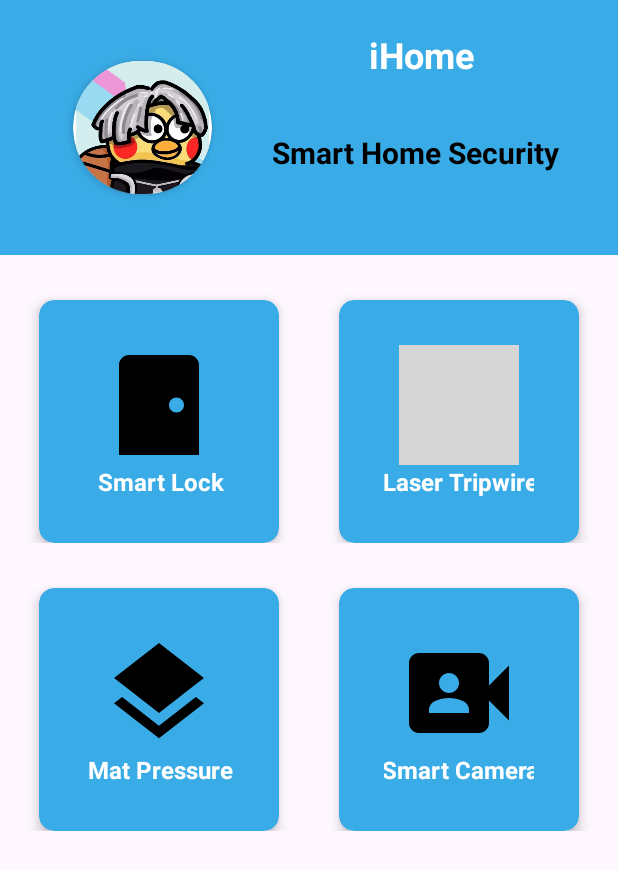
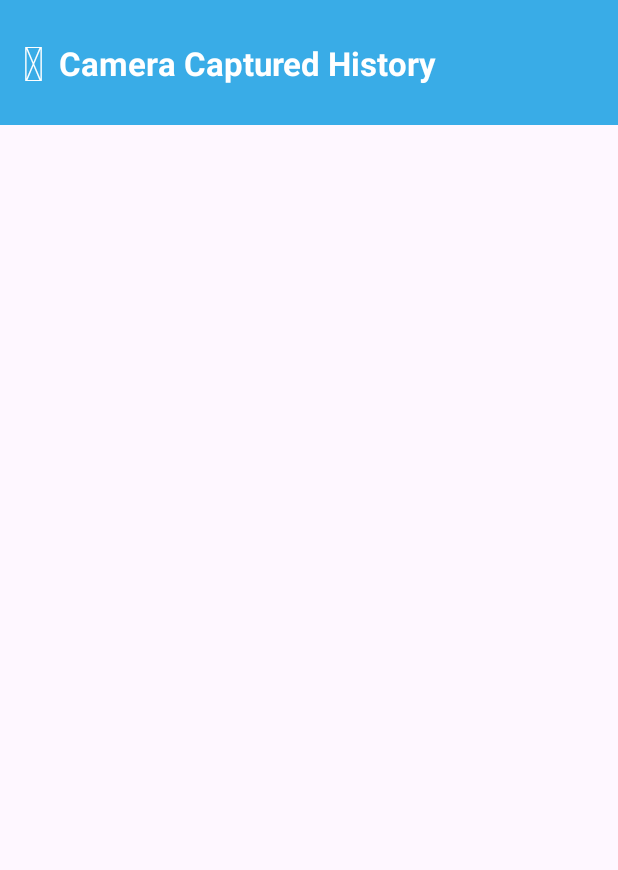
Before and after one commit to Nickee-Kang/SmartHome, an Android app: the screen it shows after launch (MainActivity before the commit, CameraCapture after it), after a tap on "Smart Camera", on a phone screen of 412 x 824 dp. Shown: the top 870 px of the screen. Run offline under Robolectric (Android 15) with nearby library versions, the light colour scheme and no system bars; our stand-ins replace Firebase (no records; nobody signed in at launch, a user with empty details on screens opened directly); 1 statement that could not run was skipped; grey boxes are pictures that could not be loaded.

Commit message:
Camera Captured Module done

```diff
--- a/app/build.gradle.kts
+++ b/app/build.gradle.kts
@@ -47,13 +47,16 @@ dependencies {
     implementation("androidx.constraintlayout:constraintlayout:2.1.4")
     implementation("com.google.firebase:firebase-database-ktx:20.2.2")
     implementation("com.google.firebase:firebase-messaging-ktx:23.2.1")
+    implementation("com.google.firebase:firebase-storage-ktx:20.2.1")
     testImplementation("junit:junit:4.13.2")
     androidTestImplementation("androidx.test.ext:junit:1.1.5")
     androidTestImplementation("androidx.test.espresso:espresso-core:3.5.1")
     implementation("androidx.navigation:navigation-fragment-ktx:2.5.3")
     implementation("androidx.navigation:navigation-ui-ktx:2.5.3")
     implementation("androidx.recyclerview:recyclerview:1.0.0")
+    implementation("com.squareup.picasso:picasso:2.8")
     // Import the Firebase BoM
     implementation(platform("com.google.firebase:firebase-bom:32.3.1"))
     implementation("androidx.core:core-ktx:1.6.0")
+
 }
--- /dev/null
+++ b/app/src/main/java/com/example/smarthome/CameraCapture.kt
@@ -0,0 +1,46 @@
+package com.example.smarthome
+
+import androidx.appcompat.app.AppCompatActivity
+import android.os.Bundle
+import androidx.recyclerview.widget.LinearLayoutManager
+import androidx.recyclerview.widget.RecyclerView
+import android.widget.TextView
+import com.google.firebase.storage.FirebaseStorage
+
+
+class CameraCapture : AppCompatActivity() {
+
+    private lateinit var recyclerView: RecyclerView
+    private lateinit var cameraCaptureAdapter: CameraCaptureAdapter
+
+    override fun onCreate(savedInstanceState: Bundle?) {
+        super.onCreate(savedInstanceState)
+        setContentView(R.layout.activity_camera_capture)
+
+        recyclerView = findViewById(R.id.capture_recycler)
+        recyclerView.setHasFixedSize(true)
+        recyclerView.layoutManager = LinearLayoutManager(this)
+
+        // Create an instance of Firebase Storage
+        val storage = FirebaseStorage.getInstance()
+        val storageRef = storage.reference
+
+        // List all items in the storage reference
+        storageRef.listAll().addOnSuccessListener { result ->
+            val imageReferences = result.items
+
+            // Sort the image references by name (timestamps)
+            imageReferences.sortByDescending { it.name }
+
+            // Initialize and set the adapter for the RecyclerView
+            cameraCaptureAdapter = CameraCaptureAdapter(imageReferences)
+            recyclerView.adapter = cameraCaptureAdapter
+        }
+
+        val backButton = findViewById<TextView>(com.example.smarthome.R.id.backButton)
+        backButton.setOnClickListener{
+            finish()
+        }
+
+    }
+}
--- a/app/src/main/java/com/example/smarthome/MainActivity.kt
+++ b/app/src/main/java/com/example/smarthome/MainActivity.kt
@@ -31,8 +31,8 @@ class MainActivity : AppCompatActivity() {
 
         val cameraCard = findViewById<CardView>(R.id.camera_card)
         cameraCard.setOnClickListener{
-            /*val intent = Intent(this, SmartCamera::class.java)
-            startActivity(intent)*/
+            val intent = Intent(this, CameraCapture::class.java)
+            startActivity(intent)
         }
     }
 }
--- /dev/null
+++ b/app/src/main/res/layout/activity_camera_capture.xml
@@ -0,0 +1,76 @@
+<?xml version="1.0" encoding="utf-8"?>
+<androidx.constraintlayout.widget.ConstraintLayout xmlns:android="http://schemas.android.com/apk/res/android"
+    xmlns:app="http://schemas.android.com/apk/res-auto"
+    xmlns:tools="http://schemas.android.com/tools"
+    android:layout_width="match_parent"
+    android:layout_height="match_parent"
+    tools:context=".CameraCapture">
+
+    <androidx.constraintlayout.widget.ConstraintLayout
+        android:id="@+id/header"
+        android:layout_width="match_parent"
+        android:layout_height="wrap_content"
+        android:background="@color/theme"
+        android:paddingStart="10dp"
+        android:paddingTop="20dp"
+        android:paddingEnd="10dp"
+        android:paddingBottom="20dp"
+        app:layout_constraintEnd_toEndOf="parent"
+        app:layout_constraintHorizontal_bias="0.5"
+        app:layout_constraintStart_toStartOf="parent"
+        app:layout_constraintTop_toTopOf="parent">
+
+        <androidx.constraintlayout.widget.ConstraintLayout
+            android:id="@+id/header1"
+            android:layout_width="match_parent"
+            android:layout_height="wrap_content"
+            app:layout_constraintStart_toStartOf="parent"
+            app:layout_constraintTop_toTopOf="parent">
+
+            <TextView
+                android:id="@+id/backButton"
+                android:layout_width="wrap_content"
+                android:layout_height="wrap_content"
+                android:layout_marginStart="5dp"
+                android:fontFamily="@font/fontawesome6solid"
+                android:text="\uf359"
+                android:textColor="@color/white"
+                android:textSize="@dimen/icon_large"
+                app:layout_constraintBottom_toBottomOf="parent"
+                app:layout_constraintStart_toStartOf="parent"
+                app:layout_constraintTop_toTopOf="parent" />
+
+            <TextView
+                android:id="@+id/nameLabel"
+                android:layout_width="wrap_content"
+                android:layout_height="wrap_content"
+                android:layout_marginStart="10dp"
+                android:text="Camera Captured History"
+                android:textColor="@color/white"
+                android:textSize="22sp"
+                android:textStyle="bold"
+                app:layout_constraintBottom_toBottomOf="parent"
+                app:layout_constraintStart_toEndOf="@+id/backButton"
+                app:layout_constraintTop_toTopOf="parent" />
+        </androidx.constraintlayout.widget.ConstraintLayout>
+    </androidx.constraintlayout.widget.ConstraintLayout>
+
+    <androidx.constraintlayout.widget.ConstraintLayout
+        android:layout_width="match_parent"
+        android:layout_height="match_parent"
+        android:layout_marginTop="100dp"
+        app:layout_constraintEnd_toEndOf="parent"
+        app:layout_constraintStart_toStartOf="parent"
+        app:layout_constraintTop_toBottomOf="@+id/header">
+
+        <androidx.recyclerview.widget.RecyclerView
+            android:id="@+id/capture_recycler"
+            android:layout_width="match_parent"
+            android:layout_height="match_parent"
+            app:layout_constraintEnd_toEndOf="parent"
+            app:layout_constraintStart_toStartOf="parent"
+            app:layout_constraintTop_toTopOf="parent"
+            app:layoutManager="androidx.recyclerview.widget.LinearLayoutManager"/>
+    </androidx.constraintlayout.widget.ConstraintLayout>
+
+</androidx.constraintlayout.widget.ConstraintLayout>
```
Also changed, not shown: app/src/main/AndroidManifest.xml (+6 -1 lines), app/src/main/java/com/example/smarthome/CameraCaptureAdapter.kt (added, +45 -0 lines), app/src/main/res/layout/camera_capture_list_item.xml (added, +35 -0 lines), app/src/main/res/drawable/placeholder_image.png (added).
